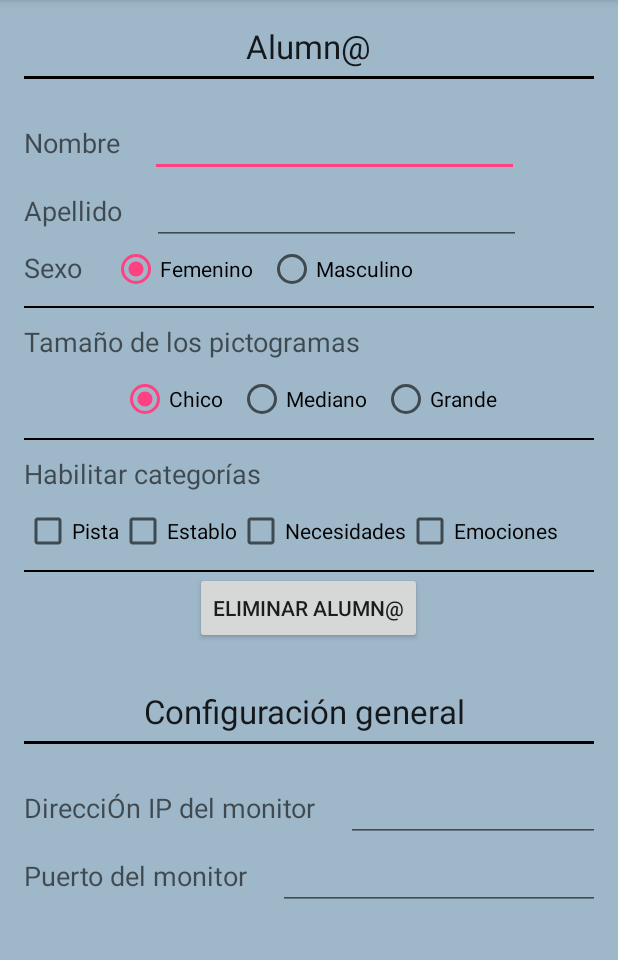
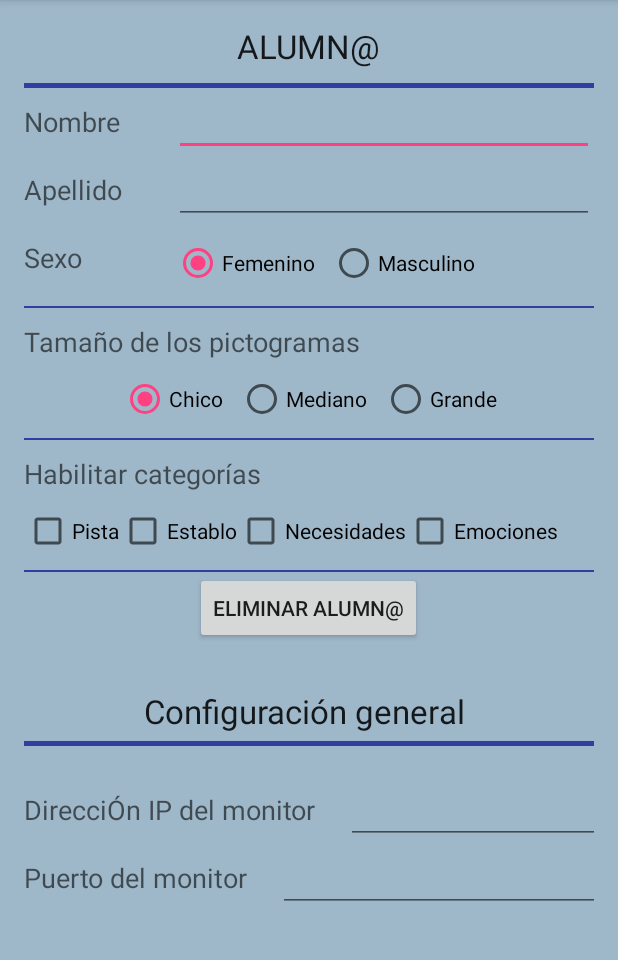
Before and after one commit to carolina46/HermesChild, an Android app: the AjustesActivity screen opened directly, with no data from a screen before it, on a phone screen of 412 x 824 dp, the part 84-1044 px from its top. Run offline under Robolectric (Android 15) with nearby library versions, the light colour scheme and no system bars.

Commit message:
intentos con la bd

```diff
--- a/HermesPerezMunoa/app/src/main/java/com/laboratorio/hermesperezmunoa/AjustesActivity.java
+++ b/HermesPerezMunoa/app/src/main/java/com/laboratorio/hermesperezmunoa/AjustesActivity.java
@@ -1,7 +1,7 @@
 package com.laboratorio.hermesperezmunoa;
 
+import android.os.Bundle;
 import android.support.v7.app.AppCompatActivity;
-import android.os.Bundle;
 
 public class AjustesActivity extends AppCompatActivity {
 
@@ -9,5 +9,6 @@ public class AjustesActivity extends AppCompatActivity {
     protected void onCreate(Bundle savedInstanceState) {
         super.onCreate(savedInstanceState);
         setContentView(R.layout.activity_ajustes);
+
     }
 }
--- a/HermesPerezMunoa/app/src/main/java/com/laboratorio/hermesperezmunoa/BD.java
+++ b/HermesPerezMunoa/app/src/main/java/com/laboratorio/hermesperezmunoa/BD.java
@@ -15,11 +15,14 @@ public class BD extends SQLiteOpenHelper {
     public void onCreate(SQLiteDatabase db) {
         db.execSQL("create table chico (id_chico int primary key,nombre text, apellido text, sexo bool, tamPictograma int, pista bool, establo bool, necesidades bool, emociones bool)");
         db.execSQL("create table configuracion (ip int, puerto int)");
-        db.execSQL("create table pictograma-chico (id_chico int, id_pictograma int)");
+        db.execSQL("create table pictogramaChico (id_chico int, id_pictograma int)");
 
         db.execSQL("create table pictograma (id_pictograma int primary key, nombre text, carpeta text)");
 
         db.execSQL("insert into pictograma (nombre, carpeta) values ('casco', 'pista')");
+
+        db.execSQL("insert into chico (nombre, apellido, sexo, tamPictograma, pista, establo, necesidades, emociones) values ('Sandra', 'Gulli', false, 3, false,false,false,false)");
+        db.execSQL("insert into chico (nombre, apellido, sexo, tamPictograma, pista, establo, necesidades, emociones) values ('Carolina', 'Perez', false, 3, false,false,false,false)");
 
 
 
--- a/HermesPerezMunoa/app/src/main/java/com/laboratorio/hermesperezmunoa/Child.java
+++ b/HermesPerezMunoa/app/src/main/java/com/laboratorio/hermesperezmunoa/Child.java
@@ -8,10 +8,12 @@ package com.laboratorio.hermesperezmunoa;
 public class Child {
     private String nombre;
     private String apellido;
+    private Integer id;
 
-    public Child(String nombre, String apellido) {
+    public Child(String nombre, String apellido, Integer id) {
         this.nombre = nombre;
         this.apellido = apellido;
+        this.id=id;
     }
 
     public String getNombre() {
--- a/HermesPerezMunoa/app/src/main/java/com/laboratorio/hermesperezmunoa/EdicionActivity.java
+++ b/HermesPerezMunoa/app/src/main/java/com/laboratorio/hermesperezmunoa/EdicionActivity.java
@@ -101,6 +101,7 @@ public class EdicionActivity extends SuperSolapas {
 
             gridView = (GridView) rootView.findViewById(R.id.pictogrmas_edicion);
 
+
             switch ((int) getArguments().getInt(ARG_SECTION_NUMBER)) {
                 case 0:
                     imagenes = new Integer[]{
@@ -177,7 +178,6 @@ public class EdicionActivity extends SuperSolapas {
             gridView.setAdapter(adaptador);
 
 
-
             return rootView;
         }
 
--- a/HermesPerezMunoa/app/src/main/java/com/laboratorio/hermesperezmunoa/HermesActivity.java
+++ b/HermesPerezMunoa/app/src/main/java/com/laboratorio/hermesperezmunoa/HermesActivity.java
@@ -1,6 +1,8 @@
 package com.laboratorio.hermesperezmunoa;
 
 import android.content.Intent;
+import android.database.Cursor;
+import android.database.sqlite.SQLiteDatabase;
 import android.os.Bundle;
 import android.support.v7.app.AppCompatActivity;
 import android.view.View;
@@ -53,6 +55,24 @@ public class HermesActivity extends AppCompatActivity {
     }
 
     private void cargarNinos(){
+
+        BD db = new BD(this, "comunicador", null, 1);
+        SQLiteDatabase bd = db.getWritableDatabase();
+
+        Cursor chicos = bd.rawQuery("select nombre,apellido, id_chico from chico", null);
+        if (chicos.moveToFirst()) {
+            childList.add(new Child(chicos.getString(0), chicos.getString(1), Integer.parseInt(chicos.getString(2))));
+        }
+        bd.close();
+
+
+
+
+
+
+
+/*
+
         childList.add(new Child ("Laura", "Aguirre"));
         childList.add(new Child ("Angel", "Akike"));
         childList.add(new Child ("Sandra", "Gulli"));
@@ -62,6 +82,6 @@ public class HermesActivity extends AppCompatActivity {
         childList.add(new Child("Claudia", "Panazzi"));
         childList.add(new Child ("Martin", "Paz"));
         childList.add(new Child ("Marcos", "Perez"));
-        childList.add(new Child ("Harry", "Potter"));
+        childList.add(new Child ("Harry", "Potter"));*/
     }
 }
--- a/HermesPerezMunoa/app/src/main/res/layout/activity_ajustes.xml
+++ b/HermesPerezMunoa/app/src/main/res/layout/activity_ajustes.xml
@@ -17,82 +17,78 @@
         android:layout_width="wrap_content"
         android:layout_height="wrap_content"
         android:textAppearance="?android:attr/textAppearanceLarge"
-        android:text="Alumn@"
-        android:id="@+id/tituloAlumno"
-        android:layout_gravity="center_horizontal"
-        android:paddingBottom="5dp"
-       />
+        android:text="ALUMN@"
+        android:id="@+id/textAlumno"
+        android:layout_gravity="center"
+        android:paddingBottom="10dp" />
 
     <View
         android:layout_width="fill_parent"
-        android:layout_height="2dip"
-        android:background="#000000" />
+        android:layout_height="3dip"
+        android:background="#303F9F"
+    />
+
+
+    <LinearLayout
+        android:orientation="horizontal"
+        android:layout_width="match_parent"
+        android:layout_height="wrap_content">
+
+        <TextView
+            android:layout_width="100dp"
+            android:layout_height="wrap_content"
+            android:textAppearance="?android:attr/textAppearanceMedium"
+            android:text="Nombre"
+            android:id="@+id/textNombre"/>
+
+        <EditText
+            android:layout_width="match_parent"
+            android:layout_height="wrap_content"
+            android:id="@+id/editNombre" />
+    </LinearLayout>
+
 
 
 
     <LinearLayout
         android:orientation="horizontal"
         android:layout_width="match_parent"
-        android:layout_height="wrap_content"
-        android:layout_gravity="top"
-        android:paddingTop="20dp">
+        android:layout_height="wrap_content">
 
         <TextView
-            android:layout_width="wrap_content"
+            android:layout_width="100dp"
             android:layout_height="wrap_content"
-            android:textAppearance="?android:attr/textAppearanceMedium"
-            android:paddingRight="20dp"
-            android:text="Nombre"
-            android:id="@+id/textNombre"/>
-
-        <EditText
-            android:layout_width="246dp"
-            android:layout_height="wrap_content"
-            android:id="@+id/editNombre" />
-    </LinearLayout>
-
-    <LinearLayout
-        android:orientation="horizontal"
-        android:layout_width="match_parent"
-        android:layout_height="wrap_content"
-        android:layout_gravity="top">
-
-        <TextView
-            android:layout_width="wrap_content"
-            android:layout_height="wrap_content"
-            android:paddingRight="20dp"
             android:textAppearance="?android:attr/textAppearanceMedium"
             android:text="Apellido"
             android:id="@+id/textApellido" />
 
         <EditText
-            android:layout_width="246dp"
+            android:layout_width="match_parent"
             android:layout_height="wrap_content"
             android:id="@+id/editApellido" />
     </LinearLayout>
 
+
+
     <LinearLayout
         android:orientation="horizontal"
         android:layout_width="match_parent"
-        android:layout_height="wrap_content"
-        android:layout_weight="0.04"
-        android:layout_gravity="center_horizontal">
+        android:layout_height="wrap_content">
 
         <TextView
-            android:layout_width="wrap_content"
+            android:layout_width="100dp"
             android:layout_height="wrap_content"
             android:textAppearance="?android:attr/textAppearanceMedium"
             android:text="Sexo"
             android:id="@+id/textSexo"
-            android:paddingRight="20dp"
-            android:paddingBottom="10dp"
-            android:layout_gravity="center_vertical" />
+            android:paddingBottom="20dp"
+            android:paddingTop="10dp"/>
 
         <RadioGroup
-                android:layout_width="wrap_content"
+                android:layout_width="match_parent"
                 android:layout_height="wrap_content"
                 android:orientation="horizontal"
-            android:layout_gravity="center_horizontal">
+                android:paddingTop="10dp">
 
                 <RadioButton
                     android:layout_width="wrap_content"
@@ -109,7 +105,7 @@
                     android:id="@+id/radioButtonM"
                     android:checked="false" />
 
-            </RadioGroup>
+        </RadioGroup>
 
 
 
@@ -118,7 +114,7 @@
     <View
         android:layout_width="fill_parent"
         android:layout_height="1dip"
-        android:background="#000000" />
+        android:background="#303F9F" />
 
 
     <TextView
@@ -134,8 +130,8 @@
             android:layout_width="wrap_content"
             android:layout_height="wrap_content"
             android:orientation="horizontal"
-        android:layout_gravity="center_horizontal"
-        android:paddingBottom="10dp">
+            android:layout_gravity="center_horizontal"
+            android:paddingBottom="10dp">
 
             <RadioButton
                 android:layout_width="wrap_content"
@@ -166,7 +162,7 @@
     <View
         android:layout_width="fill_parent"
         android:layout_height="1dip"
-        android:background="#000000" />
+        android:background="#303F9F" />
 
 
     <TextView
@@ -216,7 +212,7 @@
     <View
         android:layout_width="fill_parent"
         android:layout_height="1dip"
-        android:background="#000000" />
+        android:background="#303F9F" />
 
     <Button
         android:layout_width="wrap_content"
@@ -225,6 +221,7 @@
         android:id="@+id/buttonEliminarA"
         android:layout_gravity="center_horizontal"
      />
+
 
 
     <TextView
@@ -240,8 +237,8 @@
 
     <View
         android:layout_width="fill_parent"
-        android:layout_height="2dip"
-        android:background="#000000" />
+        android:layout_height="3dip"
+        android:background="#303F9F" />
 
 
     <LinearLayout
```
